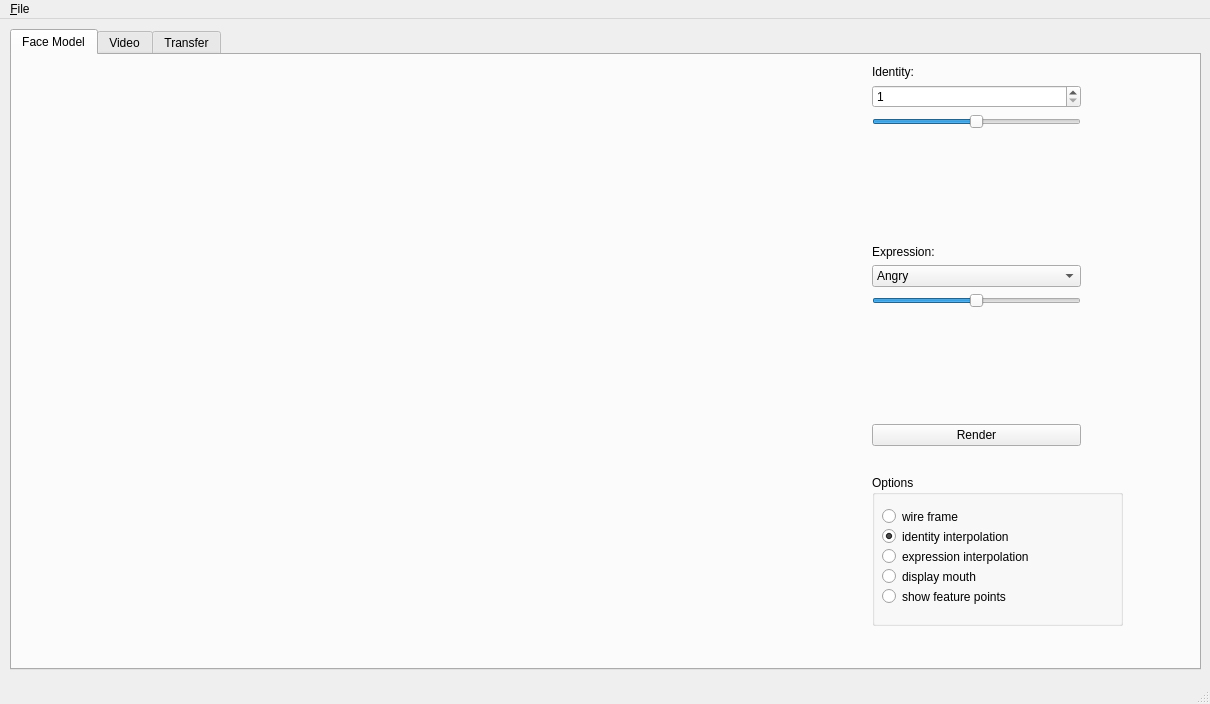
dem42/exp_tran, file qt_gl/view/applform.ui: the form before one commit.
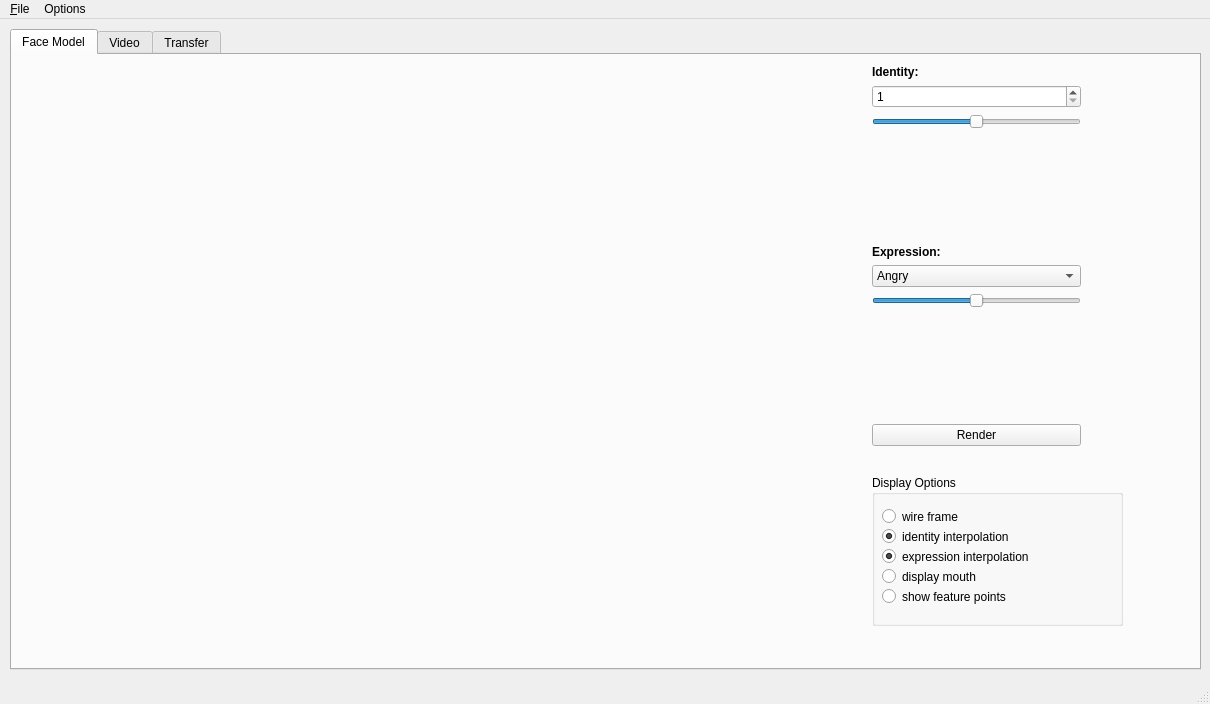
The form after the commit. The open tabs and pages were chosen to show the change.

Diff of the .ui file:
```diff
--- a/qt_gl/view/applform.ui
+++ b/qt_gl/view/applform.ui
@@ -56,6 +56,12 @@
       <layout class="QVBoxLayout" name="verticalLayout_2">
        <item>
         <widget class="QLabel" name="label">
+         <property name="font">
+          <font>
+           <weight>75</weight>
+           <bold>true</bold>
+          </font>
+         </property>
          <property name="text">
           <string>Identity:</string>
          </property>
@@ -99,6 +105,12 @@
        </item>
        <item>
         <widget class="QLabel" name="label_2">
+         <property name="font">
+          <font>
+           <weight>75</weight>
+           <bold>true</bold>
+          </font>
+         </property>
          <property name="text">
           <string>Expression:</string>
          </property>
@@ -194,7 +206,7 @@
        </rect>
       </property>
       <property name="title">
-       <string>Options</string>
+       <string>Display Options</string>
       </property>
       <widget class="QRadioButton" name="wireRadioButton">
        <property name="geometry">
@@ -243,6 +255,9 @@
        <property name="text">
         <string>expression interpolation</string>
        </property>
+       <property name="checked">
+        <bool>true</bool>
+       </property>
        <property name="autoExclusive">
         <bool>false</bool>
        </property>
@@ -603,7 +618,14 @@
     <addaction name="action_Open"/>
     <addaction name="actionVideo_File"/>
    </widget>
+   <widget class="QMenu" name="menuOptions">
+    <property name="title">
+     <string>Options</string>
+    </property>
+    <addaction name="actionPreferences"/>
+   </widget>
    <addaction name="menu_File"/>
+   <addaction name="menuOptions"/>
   </widget>
   <widget class="QStatusBar" name="statusbar"/>
   <action name="action_Open">
```
Left out of the diff: 7 changed lines with no effect on the pictures.
